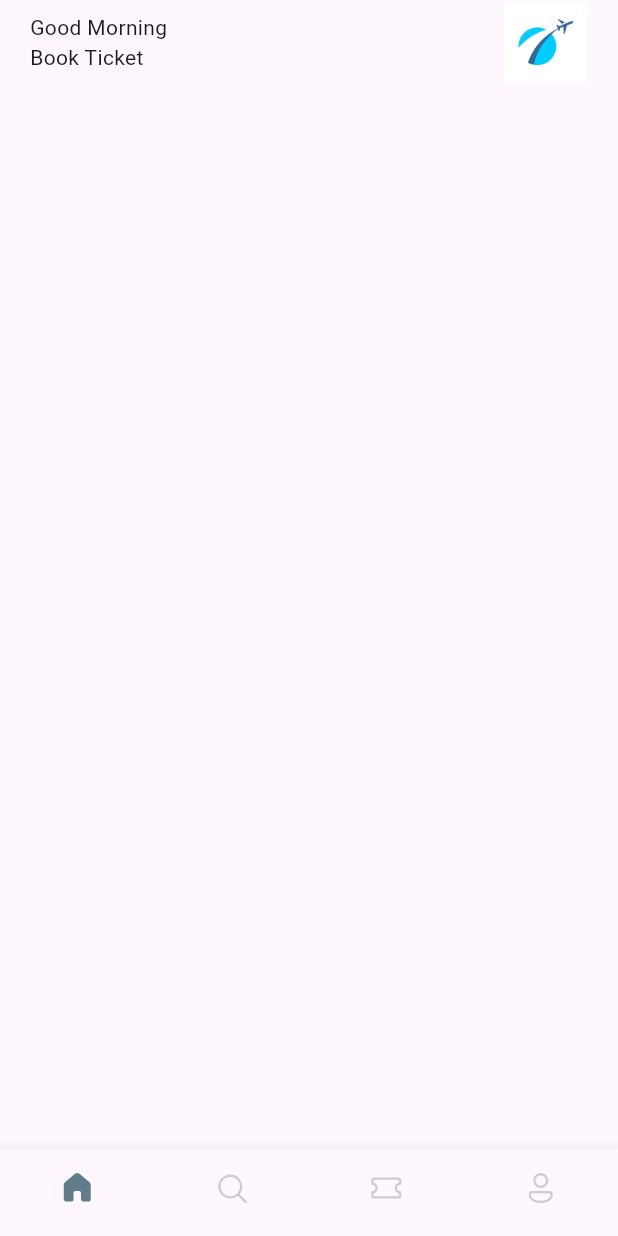
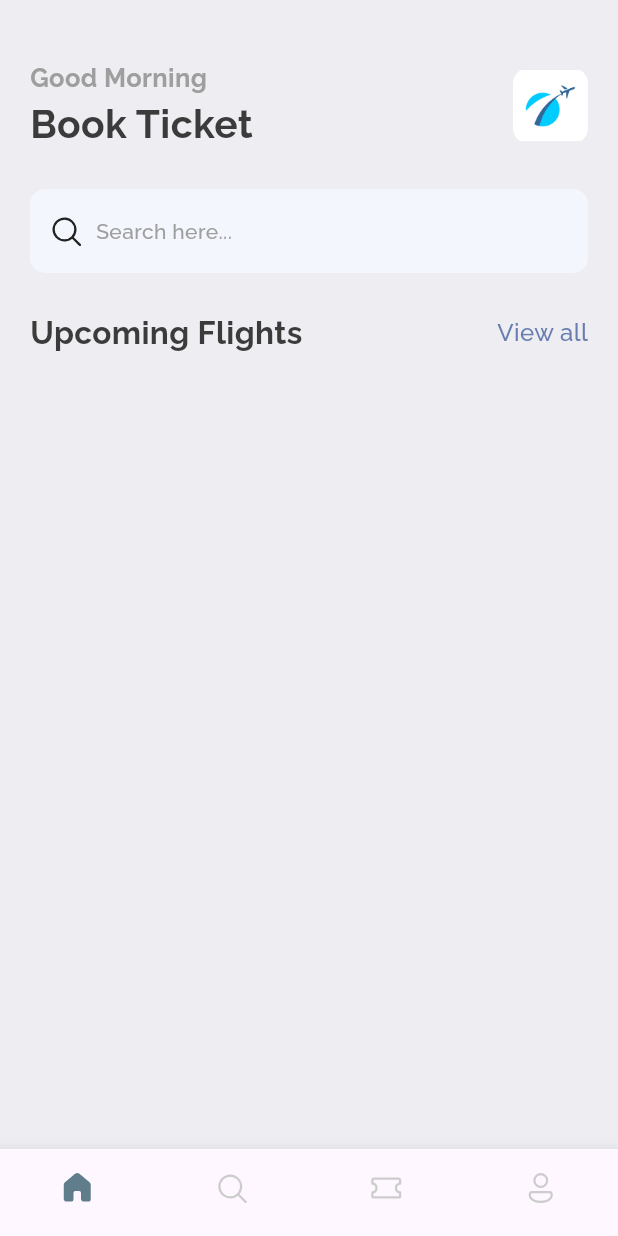
Before and after one commit to HERYORDEJY-DEV/BookTicket, a Flutter app: the screen it shows after launch, on a phone screen of 412 x 824 dp. Run offline on Flutter 3.47's test engine with Material 3 defaults, Android fonts, the phone set to English and light mode, and no system bars; our stand-ins replace fluentui_icons, gap.

Commit message:
building home screen UI

```diff
--- a/lib/main.dart
+++ b/lib/main.dart
@@ -1,4 +1,5 @@
 import 'package:bookticket/screens/bottom_bar.dart';
+import 'package:bookticket/styles/app_styles.dart';
 import 'package:flutter/material.dart';
 
 void main() {
@@ -14,9 +15,16 @@ class MyApp extends StatelessWidget {
     return MaterialApp(
       title: 'Flutter Demo',
       theme: ThemeData(
-        colorScheme: ColorScheme.fromSeed(seedColor: Colors.deepPurple),
-        useMaterial3: true,
-      ),
+          // colorScheme: ColorScheme.fromSeed(seedColor: Colors.deepPurple),
+          // useMaterial3: true,
+          primaryColor: AppStyles.primaryColor,
+          fontFamily: 'Raleway',
+          textTheme: TextTheme(
+              headline1: AppStyles.headlineText1,
+              headline2: AppStyles.headlineText2,
+              headline3: AppStyles.headlineText3,
+              headline4: AppStyles.headlineText4,
+              bodyText1: AppStyles.primaryTextStyle)),
       home: const BottomBar(
         currentScreenIndex: 0,
       ),
--- a/lib/screens/home_screen.dart
+++ b/lib/screens/home_screen.dart
@@ -1,4 +1,7 @@
+import 'package:bookticket/styles/app_styles.dart';
+import 'package:fluentui_icons/fluentui_icons.dart';
 import 'package:flutter/material.dart';
+import 'package:gap/gap.dart';
 
 class HomeScreen extends StatelessWidget {
   const HomeScreen({super.key});
@@ -6,34 +9,98 @@ class HomeScreen extends StatelessWidget {
   @override
   Widget build(BuildContext context) {
     return Scaffold(
+        backgroundColor: AppStyles.bgColor,
         body: ListView(
           children: [
+            Gap(AppStyles.largeSpacer),
+
+            // Welcome greeting
             Column(
               children: [
                 Padding(
-              padding: EdgeInsets.symmetric(horizontal: 20),
+                  padding: EdgeInsets.symmetric(
+                      horizontal: AppStyles.screenHorzPadding),
                   child: Row(
-                mainAxisAlignment: MainAxisAlignment.spaceBetween,
+                    // mainAxisAlignment: MainAxisAlignment.spaceBetween,
                     children: [
-                  const Column(
+                      Column(
                         mainAxisAlignment: MainAxisAlignment.start,
                         crossAxisAlignment: CrossAxisAlignment.start,
                         children: [
-                      Text("Good Morning"),
-                      Text("Book Ticket"),
+                          Text(
+                            "Good Morning",
+                            style: AppStyles.headlineText3,
+                          ),
+                          Text(
+                            "Book Ticket",
+                            style: AppStyles.headlineText1,
+                          ),
                         ],
                       ),
-                  // Image.asset("assets/images/logo.png").height(50).width(50)
+                      Spacer(),
                       Container(
+                        width: 50,
+                        height: 50,
                         decoration: BoxDecoration(
-                          borderRadius: BorderRadius.circular(10)),
-                      width: 56,
-                      height: 56,
-                      child: Image.asset("assets/images/logo.png"))
+                            borderRadius: BorderRadius.circular(10),
+                            image: DecorationImage(
+                                image: AssetImage('assets/images/logo.png'))),
+                      )
                     ],
                   ),
                 )
               ],
+            ),
+            Gap(AppStyles.mediumSpacer),
+
+            // Search bar
+            Padding(
+              padding:
+                  EdgeInsets.symmetric(horizontal: AppStyles.screenHorzPadding),
+              child: Container(
+                height: 56,
+                padding: const EdgeInsets.symmetric(horizontal: 12),
+                decoration: BoxDecoration(
+                  color: AppStyles.inputBgColor,
+                  borderRadius: BorderRadius.circular(10),
+                ),
+                child: Row(
+                  mainAxisAlignment: MainAxisAlignment.start,
+                  crossAxisAlignment: CrossAxisAlignment.center,
+                  children: [
+                    const Icon(FluentSystemIcons.ic_fluent_search_regular),
+                    Gap(AppStyles.smallSpacer),
+                    Text(
+                      "Search here...",
+                      style: AppStyles.headlineText4,
+                    ),
+                  ],
+                ),
+              ),
+            ),
+            Gap(AppStyles.mediumSpacer),
+
+            //   Upcoming Flights
+            Padding(
+              padding:
+                  EdgeInsets.symmetric(horizontal: AppStyles.screenHorzPadding),
+              child: Row(
+                children: [
+                  Text(
+                    "Upcoming Flights",
+                    style: AppStyles.headlineText2,
+                  ),
+                  Spacer(),
+                  InkWell(
+                    onTap: () => {print("View allUpcoming Flights")},
+                    child: Text(
+                      "View all",
+                      style: AppStyles.primaryTextStyle
+                          .copyWith(color: AppStyles.primaryColor),
+                    ),
+                  ),
+                ],
+              ),
             )
           ],
         ));
--- /dev/null
+++ b/lib/styles/app_styles.dart
@@ -0,0 +1,34 @@
+import 'package:flutter/material.dart';
+
+class AppStyles {
+  // Colors
+  static Color primaryColor = Color(0xFF687daf);
+  static Color textColor = Color(0xFF3b3b3b);
+  static Color bgColor = Color(0xFFeeedf2);
+  static Color orangeColor = Color(0xFF526799);
+  static Color inputBgColor = Color(0xFFf4f6fd);
+
+//   Text Styles
+  static TextStyle primaryTextStyle =
+      TextStyle(fontSize: 16, fontWeight: FontWeight.w500, color: textColor);
+  static TextStyle headlineText1 =
+      TextStyle(fontSize: 26, fontWeight: FontWeight.w700, color: textColor);
+  static TextStyle headlineText2 =
+      TextStyle(fontSize: 21, fontWeight: FontWeight.w700, color: textColor);
+  static TextStyle headlineText3 = TextStyle(
+      fontSize: 17, fontWeight: FontWeight.w700, color: Colors.grey.shade500);
+
+  static TextStyle headlineText4 = TextStyle(
+      fontSize: 14, fontWeight: FontWeight.w500, color: Colors.grey.shade500);
+
+//   Spacer
+  static double smallSpacer = 8;
+  static double mediumSpacer = 25;
+  static double largeSpacer = 40;
+  static double screenHorzPadding = 20;
+
+//   Border Radius
+  static double smallBorderRadius = 10;
+  static double mediumBorderRadius = 20;
+  static double largeBorderRadius = 40;
+}
```
Also changed, not shown: pubspec.yaml (+45 -12 lines), pubspec.lock, 3 other files. Lines whose indentation alone changed are shown as unchanged.
